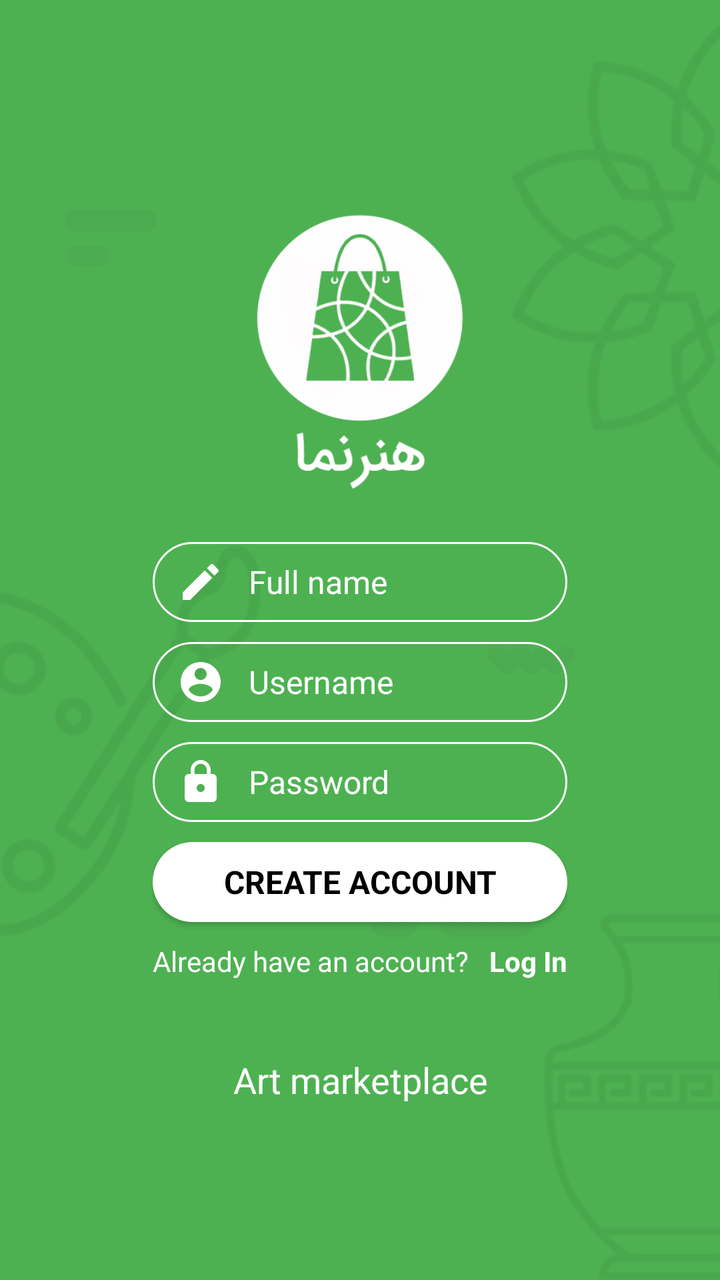
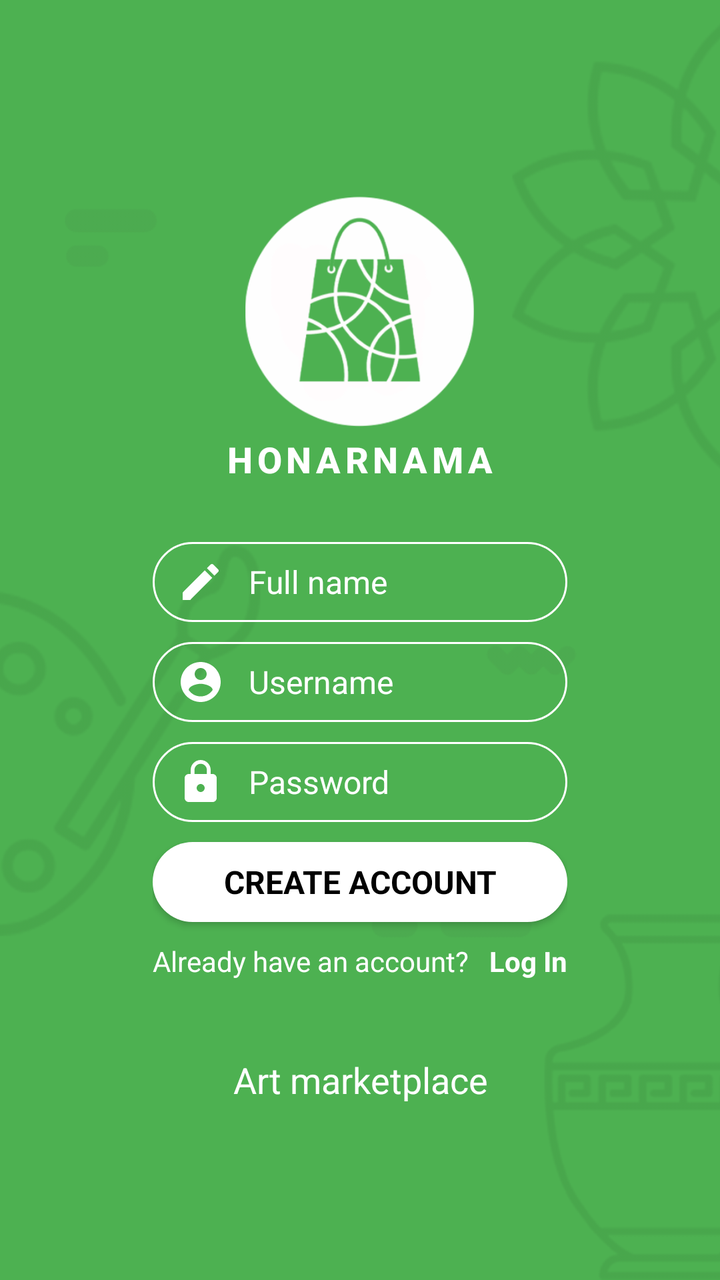

An Android layout rendered at two revisions. The XML below is the earlier revision; the diff shows what the commit changed to produce the second picture.
<!-- AndroidManifest.xml: application theme AppTheme -->
<!-- res/layout/activity_register.xml -->
<?xml version="1.0" encoding="utf-8"?>
<RelativeLayout xmlns:android="http://schemas.android.com/apk/res/android"
    xmlns:tools="http://schemas.android.com/tools"
    android:layout_width="match_parent"
    android:layout_height="match_parent"
    android:background="@color/colorPrimary">

    <ImageView
        android:layout_width="match_parent"
        android:layout_height="match_parent"
        android:scaleType="centerCrop"
        android:src="@drawable/splash_bg" />

    <ImageView
        android:layout_width="150dp"
        android:layout_height="150dp"
        android:layout_centerHorizontal="true"
        android:layout_marginTop="100dp"
        android:src="@drawable/main_logo" />

    <LinearLayout
        android:layout_width="wrap_content"
        android:layout_height="wrap_content"
        android:layout_alignParentBottom="true"
        android:layout_centerHorizontal="true"
        android:gravity="center"
        android:orientation="vertical">


        <EditText
            android:id="@+id/register_name"
            android:layout_width="match_parent"
            android:layout_height="40dp"
            android:background="@drawable/edit_round"
            android:drawableStart="@drawable/ic_edit"
            android:drawablePadding="12dp"
            android:ems="10"
            android:hint="@string/hint_user_name"
            android:inputType="textPersonName"
            android:paddingStart="12dp"
            android:paddingEnd="12dp"
            android:textColor="@android:color/white"
            android:textColorHint="@android:color/white"
            android:textSize="16sp"
            tools:ignore="RtlCompat" />

        <EditText
            android:id="@+id/register_username"
            android:layout_width="match_parent"
            android:layout_height="40dp"
            android:layout_marginTop="@dimen/spacing_middle"
            android:background="@drawable/edit_round"
            android:drawableStart="@drawable/ic_account"
            android:drawablePadding="12dp"
            android:ems="10"
            android:hint="@string/hint_user_username"
            android:inputType="textEmailAddress"
            android:paddingStart="12dp"
            android:paddingEnd="12dp"
            android:textColor="@android:color/white"
            android:textColorHint="@android:color/white"
            android:textSize="16sp"
            tools:ignore="RtlCompat" />

        <EditText
            android:id="@+id/register_password"
            android:layout_width="match_parent"
            android:layout_height="40dp"
            android:layout_marginTop="@dimen/spacing_middle"
            android:background="@drawable/edit_round"
            android:drawableStart="@drawable/ic_lock"
            android:drawablePadding="12dp"
            android:ems="10"
            android:hint="@string/hint_user_password"
            android:imeOptions="actionDone"
            android:inputType="textPassword"
            android:paddingStart="12dp"
            android:paddingEnd="12dp"
            android:textColor="@android:color/white"
            android:textColorHint="@android:color/white"
            android:textSize="16sp"
            tools:ignore="RtlCompat" />

        <Button
            android:id="@+id/register_button"
            android:layout_width="match_parent"
            android:layout_height="40dp"
            android:layout_marginTop="@dimen/spacing_middle"
            android:background="@drawable/button_round"
            android:text="@string/register"
            android:textColor="@android:color/black"
            android:textSize="16sp"
            android:textStyle="bold" />

        <LinearLayout
            android:layout_width="wrap_content"
            android:layout_height="wrap_content"
            android:layout_marginTop="@dimen/spacing_middle"
            android:gravity="center"
            android:orientation="horizontal">

            <TextView
                android:layout_width="wrap_content"
                android:layout_height="wrap_content"
                android:text="@string/have_account"
                android:textColor="@android:color/white"
                android:textSize="14sp" />

            <TextView
                android:id="@+id/login_page_button"
                android:layout_width="wrap_content"
                android:layout_height="wrap_content"
                android:layout_marginStart="@dimen/spacing_middle"
                android:text="@string/login"
                android:textColor="@android:color/white"
                android:textSize="14sp"
                android:textStyle="bold"
                tools:ignore="RtlCompat" />

        </LinearLayout>

        <TextView
            android:layout_width="200dp"
            android:layout_height="100dp"
            android:layout_marginBottom="@dimen/spacing_xxlarge"
            android:gravity="center"
            android:text="@string/app_tag_line"
            android:textAppearance="@style/Base.TextAppearance.AppCompat.Medium"
            android:textColor="@android:color/white" />

    </LinearLayout>

</RelativeLayout>
<!-- resources referenced by this layout -->
<resources>
  <color name="colorPrimary">#4DB151</color>
  <dimen name="spacing_middle">10dp</dimen>
  <dimen name="spacing_xxlarge">50dp</dimen>
  <!-- drawable button_round (drawable) -->
  <?xml version="1.0" encoding="utf-8"?>
  <selector xmlns:tools="http://schemas.android.com/tools" xmlns:android="http://schemas.android.com/apk/res/android">
  
      <item android:state_enabled="true">
          <shape android:shape="rectangle">
              <solid android:color="@android:color/white"/>
              <corners android:radius="20dp"/>
          </shape>
      </item>
  
  </selector>
  <!-- drawable edit_round (drawable) -->
  <?xml version="1.0" encoding="utf-8"?>
  <selector xmlns:android="http://schemas.android.com/apk/res/android">
  
      <item android:state_enabled="true" android:state_focused="true">
          <shape android:shape="rectangle">
              <corners android:radius="20dp"/>
              <stroke android:color="@color/colorAccent" android:width="1dp"/>
          </shape>
      </item>
  
      <item android:state_enabled="true">
          <shape android:shape="rectangle">
              <corners android:radius="20dp"/>
              <stroke android:color="@android:color/white" android:width="1dp"/>
          </shape>
      </item>
  
  </selector>
  <!-- drawable ic_account (drawable) -->
  <vector xmlns:android="http://schemas.android.com/apk/res/android"
      android:width="24dp"
      android:height="24dp"
      android:viewportWidth="24"
      android:viewportHeight="24">
    <path
        android:fillColor="@android:color/white"
        android:pathData="M12,2C6.48,2 2,6.48 2,12s4.48,10 10,10 10,-4.48 10,-10S17.52,2 12,2zM12,5c1.66,0 3,1.34 3,3s-1.34,3 -3,3 -3,-1.34 -3,-3 1.34,-3 3,-3zM12,19.2c-2.5,0 -4.71,-1.28 -6,-3.22 0.03,-1.99 4,-3.08 6,-3.08 1.99,0 5.97,1.09 6,3.08 -1.29,1.94 -3.5,3.22 -6,3.22z"/>
  </vector>
  <!-- drawable ic_edit (drawable) -->
  <vector xmlns:android="http://schemas.android.com/apk/res/android"
      android:width="24dp"
      android:height="24dp"
      android:viewportWidth="24"
      android:viewportHeight="24">
    <path
        android:fillColor="@android:color/white"
        android:pathData="M3,17.25V21h3.75L17.81,9.94l-3.75,-3.75L3,17.25zM20.71,7.04c0.39,-0.39 0.39,-1.02 0,-1.41l-2.34,-2.34c-0.39,-0.39 -1.02,-0.39 -1.41,0l-1.83,1.83 3.75,3.75 1.83,-1.83z"/>
  </vector>
  <!-- drawable ic_lock (drawable) -->
  <vector xmlns:android="http://schemas.android.com/apk/res/android"
      android:width="24dp"
      android:height="24dp"
      android:viewportWidth="24"
      android:viewportHeight="24">
    <path
        android:fillColor="@android:color/white"
        android:pathData="M18,8h-1L17,6c0,-2.76 -2.24,-5 -5,-5S7,3.24 7,6v2L6,8c-1.1,0 -2,0.9 -2,2v10c0,1.1 0.9,2 2,2h12c1.1,0 2,-0.9 2,-2L20,10c0,-1.1 -0.9,-2 -2,-2zM12,17c-1.1,0 -2,-0.9 -2,-2s0.9,-2 2,-2 2,0.9 2,2 -0.9,2 -2,2zM15.1,8L8.9,8L8.9,6c0,-1.71 1.39,-3.1 3.1,-3.1 1.71,0 3.1,1.39 3.1,3.1v2z"/>
  </vector>
  <!-- drawable main_logo: png bitmap (drawable, 22890 bytes) -->
  <!-- drawable splash_bg: png bitmap (drawable, 30730 bytes) -->
  <string name="app_tag_line">Art marketplace</string>
  <string name="have_account">Already have an account?</string>
  <string name="hint_user_name">Full name</string>
  <string name="hint_user_password">Password</string>
  <string name="hint_user_username">Username</string>
  <string name="login">Log In</string>
  <string name="register">Create Account</string>
  <style name="AppTheme" parent="Theme.AppCompat.Light.NoActionBar">
          
          <item name="colorPrimary">@color/colorPrimary</item>
          <item name="colorPrimaryDark">@color/colorPrimaryDark</item>
          <item name="colorAccent">@color/colorAccent</item>
          <item name="colorControlNormal">@color/grey_60</item>
          <item name="fontFamily">@font/iransans</item>
      </style>
  <color name="colorAccent">#FFDE26</color>
  <color name="colorPrimaryDark">#429E45</color>
  <color name="grey_60">#666666</color>
</resources>

<!-- the commit's change to res/layout/activity_register.xml (unified diff, before → after) -->
@@ -11,12 +11,12 @@
         android:scaleType="centerCrop"
         android:src="@drawable/splash_bg" />
 
-    <ImageView
-        android:layout_width="150dp"
-        android:layout_height="150dp"
+    <include
+        layout="@layout/include_brand_logo"
+        android:layout_width="180dp"
+        android:layout_height="180dp"
         android:layout_centerHorizontal="true"
-        android:layout_marginTop="100dp"
-        android:src="@drawable/main_logo" />
+        android:layout_marginTop="80dp" />
 
     <LinearLayout
         android:layout_width="wrap_content"
@@ -131,3 +131,30 @@
     </LinearLayout>
 
 </RelativeLayout>
+<!-- res/layout/include_brand_logo.xml (included above) -->
+<?xml version="1.0" encoding="utf-8"?>
+<LinearLayout xmlns:android="http://schemas.android.com/apk/res/android"
+    android:layout_width="180dp"
+    android:layout_height="180dp"
+    android:gravity="center"
+    android:orientation="vertical">
+
+    <ImageView
+        android:layout_width="115dp"
+        android:layout_height="115dp"
+        android:contentDescription="@string/app_name"
+        android:scaleType="centerInside"
+        android:src="@drawable/ic_logo" />
+
+    <TextView
+        android:layout_width="wrap_content"
+        android:layout_height="wrap_content"
+        android:layout_marginTop="4dp"
+        android:fontFamily="sans-serif-medium"
+        android:letterSpacing="0.12"
+        android:text="@string/logo_wordmark"
+        android:textColor="@android:color/white"
+        android:textSize="18sp"
+        android:textStyle="bold" />
+
+</LinearLayout>
<!-- resource entries referenced after the edit -->
@@ -64,14 +64,16 @@
         android:fillColor="@android:color/white"
         android:pathData="M18,8h-1L17,6c0,-2.76 -2.24,-5 -5,-5S7,3.24 7,6v2L6,8c-1.1,0 -2,0.9 -2,2v10c0,1.1 0.9,2 2,2h12c1.1,0 2,-0.9 2,-2L20,10c0,-1.1 -0.9,-2 -2,-2zM12,17c-1.1,0 -2,-0.9 -2,-2s0.9,-2 2,-2 2,0.9 2,2 -0.9,2 -2,2zM15.1,8L8.9,8L8.9,6c0,-1.71 1.39,-3.1 3.1,-3.1 1.71,0 3.1,1.39 3.1,3.1v2z"/>
   </vector>
-  <!-- drawable main_logo: png bitmap (drawable, 22890 bytes) -->
+  <!-- drawable ic_logo: png bitmap (drawable, 21548 bytes) -->
   <!-- drawable splash_bg: png bitmap (drawable, 30730 bytes) -->
+  <string name="app_name">Honarnama</string>
   <string name="app_tag_line">Art marketplace</string>
   <string name="have_account">Already have an account?</string>
   <string name="hint_user_name">Full name</string>
   <string name="hint_user_password">Password</string>
   <string name="hint_user_username">Username</string>
   <string name="login">Log In</string>
+  <string name="logo_wordmark">HONARNAMA</string>
   <string name="register">Create Account</string>
   <style name="AppTheme" parent="Theme.AppCompat.Light.NoActionBar">
           
